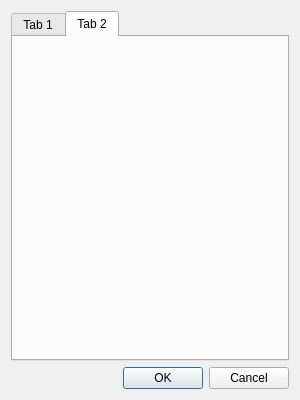
Above: settings.ui from ymtlab/simple_partslist_editor before the change. Below: the same form after it.
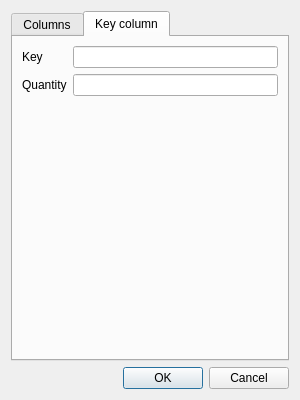
That is the form after the change. The open tabs and pages were chosen to show the change.

Diff of the .ui file:
```diff
--- a/settings.ui
+++ b/settings.ui
@@ -13,12 +13,12 @@
   <property name="windowTitle">
    <string>Dialog</string>
   </property>
-  <layout class="QVBoxLayout" name="verticalLayout">
-   <item>
+  <layout class="QGridLayout" name="gridLayout">
+   <item row="0" column="0">
     <widget class="QTabWidget" name="tabWidget">
      <widget class="QWidget" name="tab">
       <attribute name="title">
-       <string>Tab 1</string>
+       <string>Columns</string>
       </attribute>
       <layout class="QVBoxLayout" name="verticalLayout_2">
        <item>
@@ -32,8 +32,47 @@
      </widget>
      <widget class="QWidget" name="tab_2">
       <attribute name="title">
-       <string>Tab 2</string>
+       <string>Key column</string>
       </attribute>
+      <layout class="QVBoxLayout" name="verticalLayout">
+       <item>
+        <layout class="QGridLayout" name="gridLayout_2">
+         <item row="0" column="0">
+          <widget class="QLabel" name="label">
+           <property name="text">
+            <string>Key</string>
+           </property>
+          </widget>
+         </item>
+         <item row="0" column="1">
+          <widget class="QLineEdit" name="lineEdit"/>
+         </item>
+         <item row="1" column="0">
+          <widget class="QLabel" name="label_2">
+           <property name="text">
+            <string>Quantity</string>
+           </property>
+          </widget>
+         </item>
+         <item row="1" column="1">
+          <widget class="QLineEdit" name="lineEdit_2"/>
+         </item>
+         <item row="2" column="0">
+          <spacer name="verticalSpacer">
+           <property name="orientation">
+            <enum>Qt::Vertical</enum>
+           </property>
+           <property name="sizeHint" stdset="0">
+            <size>
+             <width>20</width>
+             <height>40</height>
+            </size>
+           </property>
+          </spacer>
+         </item>
+        </layout>
+       </item>
+      </layout>
      </widget>
     </widget>
    </item>
```
Left out of the diff: 8 changed lines with no effect on the pictures.
